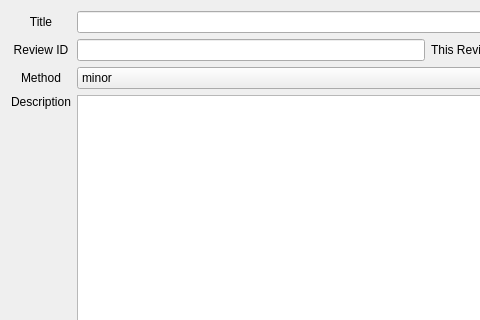
This is src/3rdparty/traceability/reviews/addnewreviewdialog.ui in esa/spacecreator as Qt 5 draws it before an edit; both pictures show x 0 to 480 and y 0 to 320 of the 594 by 491 pixel window. The edited form follows.
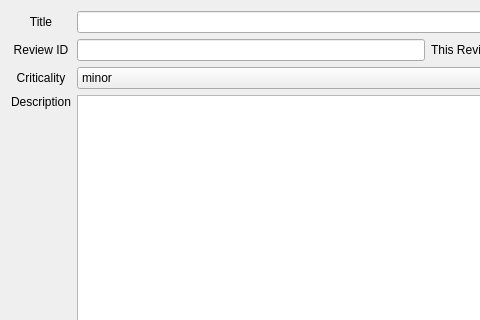
This is the edited form.

Commit message: Fix add review dialog text

Patch:
```diff
--- a/src/3rdparty/traceability/reviews/addnewreviewdialog.ui
+++ b/src/3rdparty/traceability/reviews/addnewreviewdialog.ui
@@ -73,7 +73,7 @@
    <item row="2" column="0">
     <widget class="QLabel" name="methodLabel">
      <property name="text">
-      <string>Method</string>
+      <string>Criticality</string>
      </property>
      <property name="alignment">
       <set>Qt::AlignCenter</set>
```
